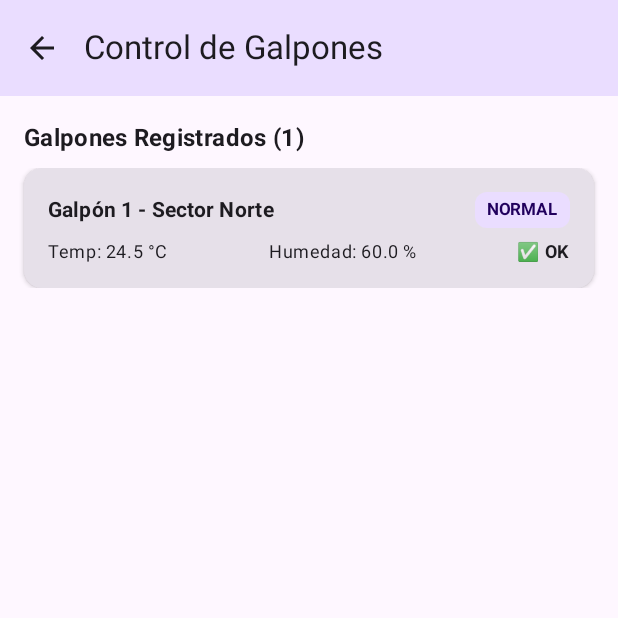
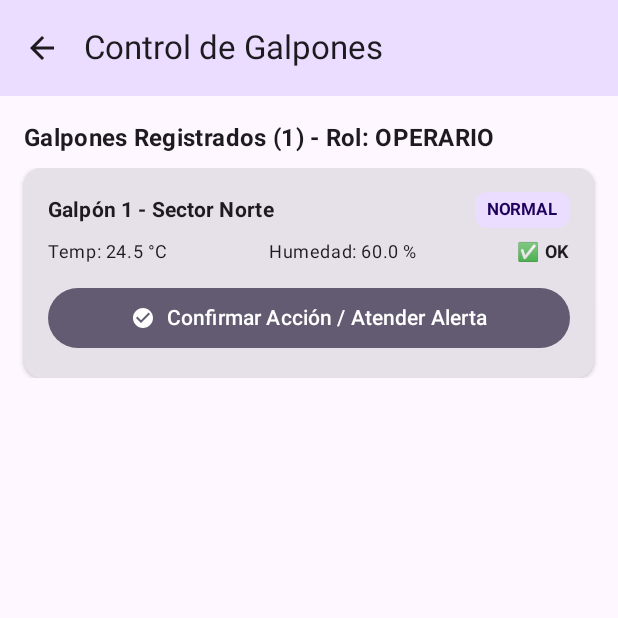
Before and after one commit to MatiCaroB/TrabajoAplicacionesMoviles, an Android app built with Jetpack Compose: the GalponesScreen screen opened through its navigation route, on a phone screen of 412 x 824 dp, the top half of it. Run offline under Robolectric (Android 15) with nearby library versions, the phone set to English and light mode, and no system bars; our stand-ins replace Room's generated code.

Commit message:
ahora cada rol tiene su funcion con los galpones

```diff
--- a/RealProyect/app/src/main/java/com/example/ataprial/ui/navigation/AppNavigation.kt
+++ b/RealProyect/app/src/main/java/com/example/ataprial/ui/navigation/AppNavigation.kt
@@ -80,11 +80,11 @@ fun AppNavigation() {
         // 🏗️ RUTA 4: Galpones
         composable(route = AppRoutes.GALPONES) {
             val usuarioActual = usuarioViewModel.usuarioLogueado.collectAsState().value
-            val esJefatura = usuarioActual?.rol == TipoUsuario.JEFATURA
+            val rol = usuarioActual?.rol ?: TipoUsuario.OPERARIO // Por defecto OPERARIO si no hay sesión
 
             GalponesScreen(
-                viewModel = galponesViewModel, // 👈 Pasamos el ViewModel con el DAO de SQLite
-                esJefatura = esJefatura,
+                viewModel = galponesViewModel,
+                rolUsuario = rol, // 👈 Le pasamos el ROL (OPERARIO, SUPERVISOR o JEFATURA)
                 onVolver = { navController.popBackStack() }
             )
         }
--- a/RealProyect/app/src/main/java/com/example/ataprial/ui/screen/GalponesScreen.kt
+++ b/RealProyect/app/src/main/java/com/example/ataprial/ui/screen/GalponesScreen.kt
@@ -6,6 +6,8 @@ import androidx.compose.foundation.lazy.items
 import androidx.compose.foundation.text.KeyboardOptions
 import androidx.compose.material.icons.Icons
 import androidx.compose.material.icons.automirrored.filled.ArrowBack
+import androidx.compose.material.icons.filled.CheckCircle
+import androidx.compose.material.icons.filled.History
 import androidx.compose.material3.*
 import androidx.compose.runtime.*
 import androidx.compose.ui.Alignment
@@ -15,13 +17,14 @@ import androidx.compose.ui.text.input.KeyboardType
 import androidx.compose.ui.unit.dp
 import com.example.ataprial.data.model.EstadoGalpon
 import com.example.ataprial.data.model.Galpon
+import com.example.ataprial.data.model.TipoUsuario
 import com.example.ataprial.ui.viewmodel.GalponesViewModel
 
 @OptIn(ExperimentalMaterial3Api::class)
 @Composable
 fun GalponesScreen(
-    viewModel: GalponesViewModel, // 👈 Se elimina el = viewModel() por defecto
-    esJefatura: Boolean = true,
+    viewModel: GalponesViewModel,
+    rolUsuario: TipoUsuario = TipoUsuario.OPERARIO, // Rol del usuario logueado
     onVolver: () -> Unit
 ) {
     val listaGalpones by viewModel.galpones.collectAsState()
@@ -30,6 +33,7 @@ fun GalponesScreen(
     var temperatura by remember { mutableStateOf("") }
     var humedad by remember { mutableStateOf("") }
     var mensajeError by remember { mutableStateOf<String?>(null) }
+    var mensajeConfirmacion by remember { mutableStateOf<String?>(null) }
 
     Scaffold(
         topBar = {
@@ -55,10 +59,10 @@ fun GalponesScreen(
                 .padding(innerPadding)
                 .padding(16.dp)
         ) {
-            // SOLO JEFATURA: Formulario para registrar
-            if (esJefatura) {
+            // 🔴 SOLO JEFATURA: Formulario para registrar nuevos galpones
+            if (rolUsuario == TipoUsuario.JEFATURA) {
                 Text(
-                    text = "Registrar Nuevo Galpón",
+                    text = "Registrar Nuevo Galpón (Jefatura)",
                     style = MaterialTheme.typography.titleMedium,
                     fontWeight = FontWeight.Bold
                 )
@@ -138,9 +142,26 @@ fun GalponesScreen(
                 HorizontalDivider(modifier = Modifier.padding(vertical = 16.dp))
             }
 
-            // VISTA COMÚN (Jefatura y Operario): Lista de Galpones
+            // Mensaje informativo temporal al realizar una acción de Operario o Supervisor
+            if (mensajeConfirmacion != null) {
+                Card(
+                    colors = CardDefaults.cardColors(containerColor = MaterialTheme.colorScheme.tertiaryContainer),
+                    modifier = Modifier
+                        .fillMaxWidth()
+                        .padding(bottom = 12.dp)
+                ) {
+                    Text(
+                        text = mensajeConfirmacion!!,
+                        modifier = Modifier.padding(12.dp),
+                        style = MaterialTheme.typography.bodyMedium,
+                        fontWeight = FontWeight.Bold
+                    )
+                }
+            }
+
+            // VISTA DE GALPONES PARA TODOS LOS ROLES
             Text(
-                text = "Galpones Registrados (${listaGalpones.size})",
+                text = "Galpones Registrados (${listaGalpones.size}) - Rol: ${rolUsuario.name}",
                 style = MaterialTheme.typography.titleMedium,
                 fontWeight = FontWeight.Bold
             )
@@ -153,9 +174,18 @@ fun GalponesScreen(
             ) {
                 items(
                     items = listaGalpones,
-                    key = { it.id } // 👈 Key único para Room/SQLite
+                    key = { it.id }
                 ) { galpon ->
-                    GalponItemCard(galpon)
+                    GalponItemCard(
+                        galpon = galpon,
+                        rolUsuario = rolUsuario,
+                        onAccionOperario = {
+                            mensajeConfirmacion = "✅ Operario confirmó acción en ${galpon.nombreGalpon}"
+                        },
+                        onAccionSupervisor = {
+                            mensajeConfirmacion = "📊 Supervisor consultó el historial de ${galpon.nombreGalpon}"
+                        }
+                    )
                 }
             }
         }
@@ -163,7 +193,12 @@ fun GalponesScreen(
 }
 
 @Composable
-fun GalponItemCard(galpon: Galpon) {
+fun GalponItemCard(
+    galpon: Galpon,
+    rolUsuario: TipoUsuario,
+    onAccionOperario: () -> Unit,
+    onAccionSupervisor: () -> Unit
+) {
     Card(
         modifier = Modifier.fillMaxWidth(),
         elevation = CardDefaults.cardElevation(defaultElevation = 2.dp)
@@ -209,20 +244,54 @@ fun GalponItemCard(galpon: Galpon) {
                 horizontalArrangement = Arrangement.SpaceBetween,
                 modifier = Modifier.fillMaxWidth()
             ) {
-                Text(
-                    text = "Temp: ${galpon.temperatura} °C",
-                    style = MaterialTheme.typography.bodySmall
-                )
-                Text(
-                    text = "Humedad: ${galpon.humedad} %",
-                    style = MaterialTheme.typography.bodySmall
-                )
+                Text(text = "Temp: ${galpon.temperatura} °C", style = MaterialTheme.typography.bodySmall)
+                Text(text = "Humedad: ${galpon.humedad} %", style = MaterialTheme.typography.bodySmall)
                 Text(
                     text = if (galpon.alertasActivas) "⚠️ Alerta" else "✅ OK",
                     style = MaterialTheme.typography.bodySmall,
                     fontWeight = FontWeight.Bold
                 )
             }
+
+            // ACCIONES DIFERENCIADAS POR ROL
+            Spacer(modifier = Modifier.height(12.dp))
+
+            when (rolUsuario) {
+                TipoUsuario.OPERARIO -> {
+                    // 🔵 OPERARIO: Registrar/Confirmar acción realizada
+                    Button(
+                        onClick = onAccionOperario,
+                        modifier = Modifier.fillMaxWidth(),
+                        colors = ButtonDefaults.buttonColors(containerColor = MaterialTheme.colorScheme.secondary)
+                    ) {
+                        Icon(
+                            imageVector = Icons.Default.CheckCircle,
+                            contentDescription = null,
+                            modifier = Modifier.size(16.dp)
+                        )
+                        Spacer(modifier = Modifier.width(8.dp))
+                        Text("Confirmar Acción / Atender Alerta")
+                    }
+                }
+                TipoUsuario.SUPERVISOR -> {
+                    // 🟡 SUPERVISOR: Revisar historial de eventos e inspecciones
+                    OutlinedButton(
+                        onClick = onAccionSupervisor,
+                        modifier = Modifier.fillMaxWidth()
+                    ) {
+                        Icon(
+                            imageVector = Icons.Default.History,
+                            contentDescription = null,
+                            modifier = Modifier.size(16.dp)
+                        )
+                        Spacer(modifier = Modifier.width(8.dp))
+                        Text("Ver Historial de Mediciones")
+                    }
+                }
+                TipoUsuario.JEFATURA -> {
+                    // 🔴 JEFATURA: Ya administra el formulario arriba, así que ve el estado compacto sin saturar botones
+                }
+            }
         }
     }
 }
```
